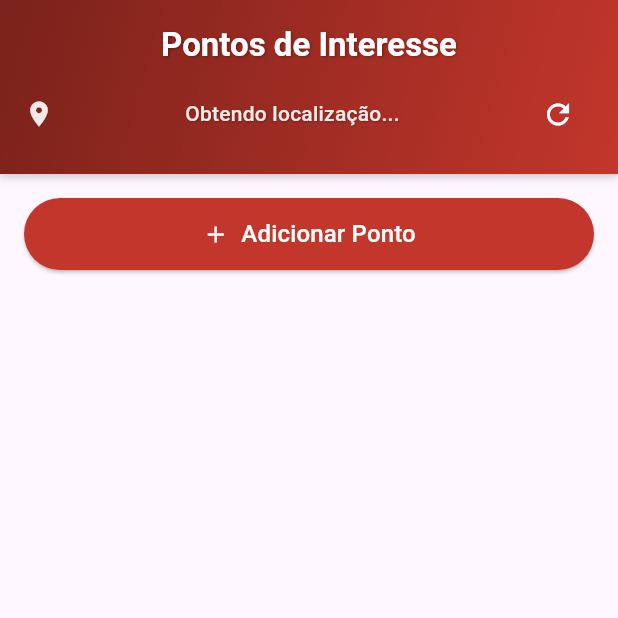
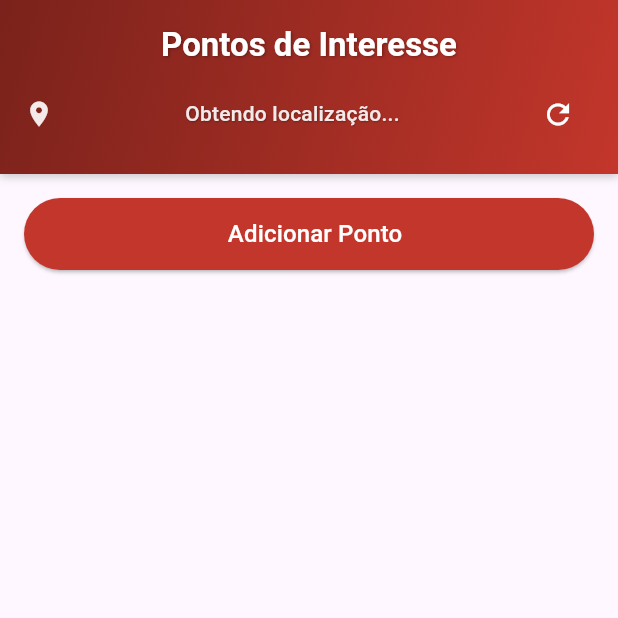
Before and after one commit to jeanarthur/pontos_de_interesse, a Flutter app: the screen it shows after launch, on a phone screen of 412 x 824 dp, the top half of it. Run offline on Flutter 3.47's test engine with Material 3 defaults, Android fonts, the phone set to English and light mode, and no system bars; our stand-ins replace geolocator, shared_preferences.

Commit message:
remoção icone do botao

```diff
--- a/lib/screens/interest_points_screen.dart
+++ b/lib/screens/interest_points_screen.dart
@@ -121,11 +121,12 @@ class _InterestPointsScreenState extends State<InterestPointsScreen> {
 
                 final result = await showDialog<PontoInteresse>(
                   context: context,
-                  builder: (context) => Dialog(
-                    child: RegisterPointScreen(
-                      currentPosition: _currentPosition,
-                    ),
-                  ),
+                  builder:
+                      (context) => Dialog(
+                        child: RegisterPointScreen(
+                          currentPosition: _currentPosition,
+                        ),
+                      ),
                 );
 
                 if (result != null) {
@@ -139,7 +140,6 @@ class _InterestPointsScreenState extends State<InterestPointsScreen> {
               child: const Row(
                 mainAxisAlignment: MainAxisAlignment.center,
                 children: [
-                  Icon(Icons.add, color: Colors.white),
                   SizedBox(width: 8),
                   Text(
                     'Adicionar Ponto',
@@ -186,7 +186,10 @@ class _InterestPointsScreenState extends State<InterestPointsScreen> {
                                 ),
                               ),
                               IconButton(
-                                icon: const Icon(Icons.delete, color: Colors.red),
+                                icon: const Icon(
+                                  Icons.delete,
+                                  color: Colors.red,
+                                ),
                                 onPressed: () => _removePonto(ponto),
                                 padding: EdgeInsets.zero,
                                 constraints: const BoxConstraints(),
```
